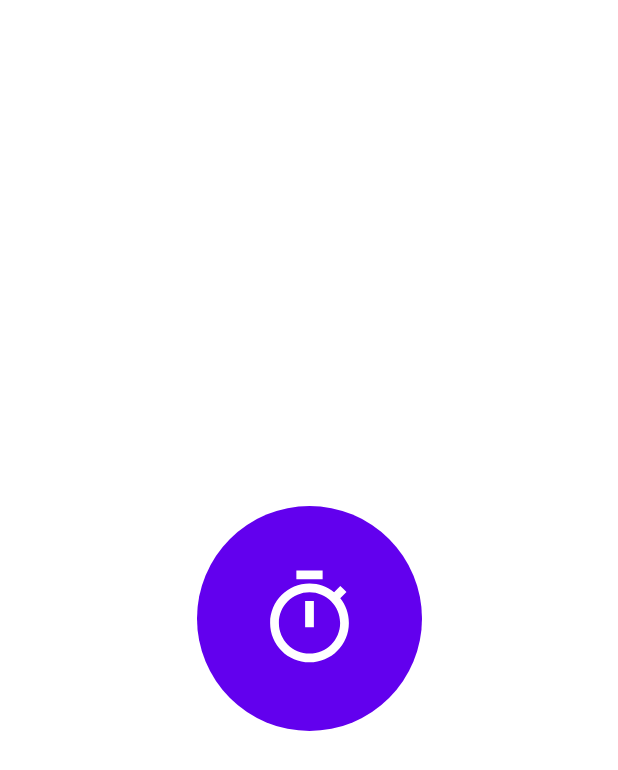
After one commit to NadiaHass/Counter, an Android app: the SplashActivity screen opened directly, with no data from a screen before it, on a phone screen of 412 x 824 dp. The commit adds this screen. Shown: the top 770 px of the screen. Run offline under Robolectric (Android 15) with nearby library versions, the phone set to English and light mode, and no system bars.

Commit message:
add splash screen and arabic language

```diff
--- a/app/src/main/AndroidManifest.xml
+++ b/app/src/main/AndroidManifest.xml
@@ -9,13 +9,16 @@
         android:roundIcon="@mipmap/ic_launcher_round"
         android:supportsRtl="true"
         android:theme="@style/Theme.CounterApp">
-        <activity android:name=".MainActivity">
+        <activity android:name=".SplashActivity">
             <intent-filter>
                 <action android:name="android.intent.action.MAIN" />
 
                 <category android:name="android.intent.category.LAUNCHER" />
             </intent-filter>
         </activity>
+        <activity android:name=".MainActivity">
+
+        </activity>
     </application>
 
 </manifest>
--- /dev/null
+++ b/app/src/main/java/com/nadia/counterapp/SplashActivity.kt
@@ -0,0 +1,28 @@
+package com.nadia.counterapp
+
+import android.content.Intent
+import androidx.appcompat.app.AppCompatActivity
+import android.os.Bundle
+import android.os.Handler
+import android.os.Looper
+import android.view.animation.Animation
+import android.view.animation.AnimationUtils
+import android.widget.ImageView
+
+class SplashActivity : AppCompatActivity() {
+    private lateinit var zoom : Animation
+    private lateinit var circleImageView: ImageView
+    override fun onCreate(savedInstanceState: Bundle?) {
+        super.onCreate(savedInstanceState)
+        setContentView(R.layout.activity_splash)
+
+        zoom = AnimationUtils.loadAnimation(applicationContext , R.anim.zoom)
+        circleImageView = findViewById(R.id.circle)
+        circleImageView.animation = zoom
+        Handler(Looper.getMainLooper()).postDelayed({
+            startActivity(Intent(applicationContext ,MainActivity::class.java ))
+            finish()
+                                                    },
+            3000)
+    }
+}
--- /dev/null
+++ b/app/src/main/res/anim/zoom.xml
@@ -0,0 +1,12 @@
+<?xml version="1.0" encoding="utf-8"?>
+<set xmlns:android="http://schemas.android.com/apk/res/android">
+    <scale
+        android:duration="2000"
+        android:pivotX="50%"
+        android:pivotY="50%"
+        android:fromYScale="200%p"
+        android:toYScale="1"
+        android:fromXScale="350%p"
+        android:toXScale="1"
+        />
+</set>
--- /dev/null
+++ b/app/src/main/res/drawable/circle.xml
@@ -0,0 +1,10 @@
+<?xml version="1.0" encoding="utf-8"?>
+<shape xmlns:android="http://schemas.android.com/apk/res/android">
+    <solid android:color="@color/design_default_color_primary"
+    />
+    <size
+        android:width="100dp"
+        android:height="100dp"
+        />
+    <corners android:radius="200dp"/>
+</shape>
--- /dev/null
+++ b/app/src/main/res/drawable/ic_timer.xml
@@ -0,0 +1,5 @@
+<vector android:height="24dp" android:tint="#FFFFFF"
+    android:viewportHeight="24" android:viewportWidth="24"
+    android:width="24dp" xmlns:android="http://schemas.android.com/apk/res/android">
+    <path android:fillColor="@android:color/white" android:pathData="M15,1L9,1v2h6L15,1zM11,14h2L13,8h-2v6zM19.03,7.39l1.42,-1.42c-0.43,-0.51 -0.9,-0.99 -1.41,-1.41l-1.42,1.42C16.07,4.74 14.12,4 12,4c-4.97,0 -9,4.03 -9,9s4.02,9 9,9 9,-4.03 9,-9c0,-2.12 -0.74,-4.07 -1.97,-5.61zM12,20c-3.87,0 -7,-3.13 -7,-7s3.13,-7 7,-7 7,3.13 7,7 -3.13,7 -7,7z"/>
+</vector>
--- /dev/null
+++ b/app/src/main/res/layout/activity_splash.xml
@@ -0,0 +1,27 @@
+<?xml version="1.0" encoding="utf-8"?>
+<androidx.constraintlayout.widget.ConstraintLayout xmlns:android="http://schemas.android.com/apk/res/android"
+    xmlns:app="http://schemas.android.com/apk/res-auto"
+    xmlns:tools="http://schemas.android.com/tools"
+    android:layout_width="match_parent"
+    android:layout_height="match_parent"
+    tools:context=".SplashActivity">
+
+    <ImageView
+        android:id="@+id/circle"
+        android:layout_width="150dp"
+        android:layout_height="150dp"
+        android:background="@drawable/circle"
+        app:layout_constraintBottom_toBottomOf="parent"
+        app:layout_constraintEnd_toEndOf="parent"
+        app:layout_constraintStart_toStartOf="parent"
+        app:layout_constraintTop_toTopOf="parent" />
+
+    <ImageView
+        android:layout_width="70dp"
+        android:layout_height="70dp"
+        android:src="@drawable/ic_timer"
+        app:layout_constraintBottom_toBottomOf="@+id/circle"
+        app:layout_constraintEnd_toEndOf="@+id/circle"
+        app:layout_constraintStart_toStartOf="@+id/circle"
+        app:layout_constraintTop_toTopOf="@+id/circle" />
+</androidx.constraintlayout.widget.ConstraintLayout>
--- a/app/src/main/res/values/strings.xml
+++ b/app/src/main/res/values/strings.xml
@@ -1,5 +1,9 @@
 <resources>
-    <string name="app_name">Counter App</string>
+    <string name="app_name" translatable="false">Counter App</string>
+    <string name="_0" translatable="false">0</string>
+    <string name="total_counts">Total counts :</string>
+    <string name="reset">Reset</string>
+
 
 
 </resources>
--- a/app/src/main/res/values/themes.xml
+++ b/app/src/main/res/values/themes.xml
@@ -1,6 +1,6 @@
 <resources xmlns:tools="http://schemas.android.com/tools">
     <!-- Base application theme. -->
-    <style name="Theme.CounterApp" parent="Theme.MaterialComponents.DayNight.DarkActionBar">
+    <style name="Theme.CounterApp" parent="Theme.MaterialComponents.DayNight.NoActionBar">
         <!-- Primary brand color. -->
         <item name="colorPrimary">@color/purple_500</item>
         <item name="colorPrimaryVariant">@color/purple_700</item>
```
Also changed, not shown: app/src/main/java/com/nadia/counterapp/MainActivity.kt (+8 -9 lines), app/src/main/res/layout/activity_main.xml (+27 -11 lines), 1 other file.
